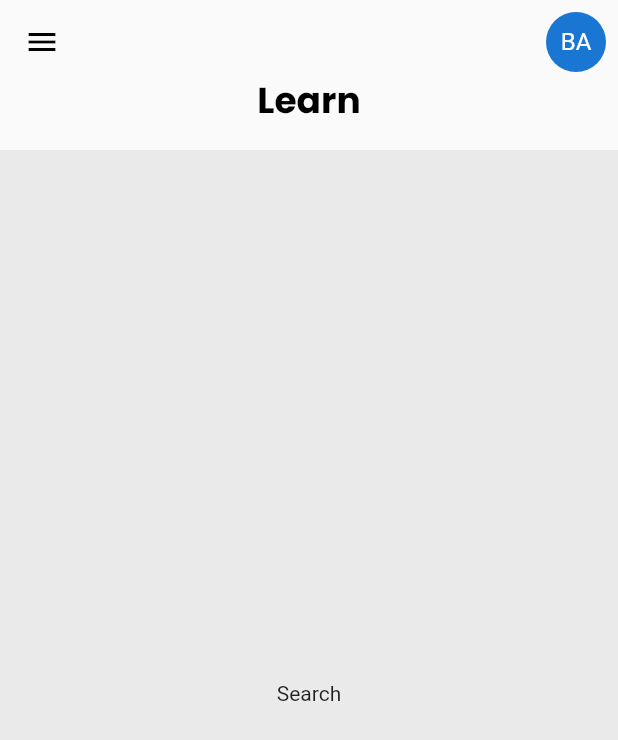
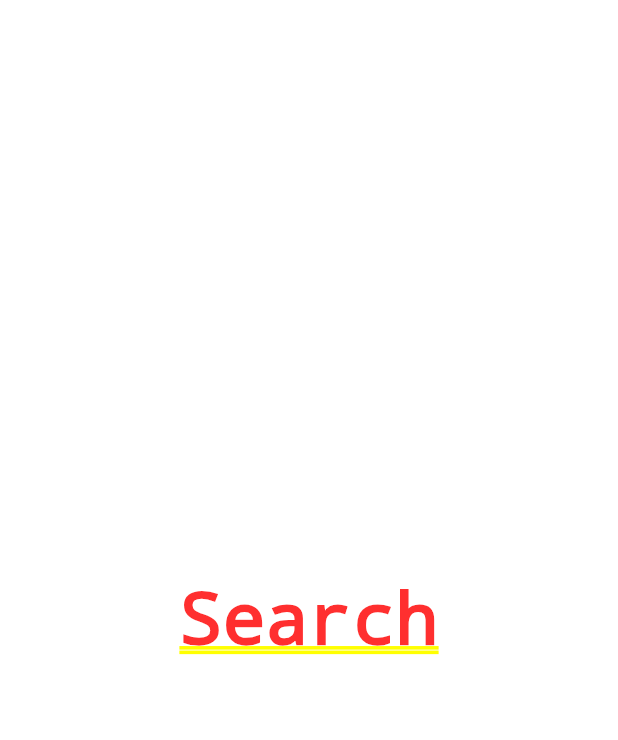
Before and after one commit to Darius253/learn, a Flutter app: the screen it shows once a user with an empty profile is signed in, after a tap on the "menu" icon, after a tap on "Search", on a phone screen of 412 x 824 dp. Shown: the top 740 px of the screen. Run offline on Flutter 3.47's test engine with Material 2 defaults, Android fonts, the phone set to English and light mode, and no system bars; our stand-ins replace cloud_firestore, delayed_display, dotted_border, file_picker, firebase_auth, firebase_core and 4 more; missing offline and left inert: flutter_email_sender, flutter_file_view, flutter_pdfview; accounts and stored records are empty; network calls fail.

Commit message:
⚙🔨 Worked on Search Screen

```diff
--- a/lib/mainScreens/homepage.dart
+++ b/lib/mainScreens/homepage.dart
@@ -1,6 +1,7 @@
 import 'dart:ui';
 import 'package:flutter/cupertino.dart';
 import 'package:flutter/material.dart';
+import 'package:learn/mainScreens/search.dart';
 import '../shared/exports.dart';
 
 class HomePage extends StatefulWidget {
@@ -41,7 +42,10 @@ class _HomePageState extends State<HomePage> {
             headerSliverBuilder:
                 (BuildContext context, bool innerBoxIsScrolled) {
               return <Widget>[
-                SliverAppBar(
+                SliverOverlapAbsorber(
+                  handle:
+                      NestedScrollView.sliverOverlapAbsorberHandleFor(context),
+                  sliver: SliverAppBar(
                     snap: true,
                     pinned: false,
                     floating: true,
@@ -77,6 +81,7 @@ class _HomePageState extends State<HomePage> {
                         ),
                       )
                     ],
+                  ),
                 ),
               ];
             },
@@ -126,14 +131,15 @@ class _HomePageState extends State<HomePage> {
                     ),
                   ),
                   InkWell(
-                    onTap: () async {
-                      setState(() {
-                        _pageIndex = 1;
-                      });
-                      await Future.delayed(
-                        const Duration(milliseconds: 300),
-                      );
-                      Get.back();
+                    onTap: () {
+                      // setState(() {
+                      //   _pageIndex = 1;
+                      // });
+                      // await Future.delayed(
+                      //   const Duration(milliseconds: 300),
+                      // );
+                      // Get.back();
+                      Get.to(() => const Search());
                     },
                     child: const ListTile(
                       leading: Icon(
```
Lines whose indentation alone changed are shown as unchanged.
